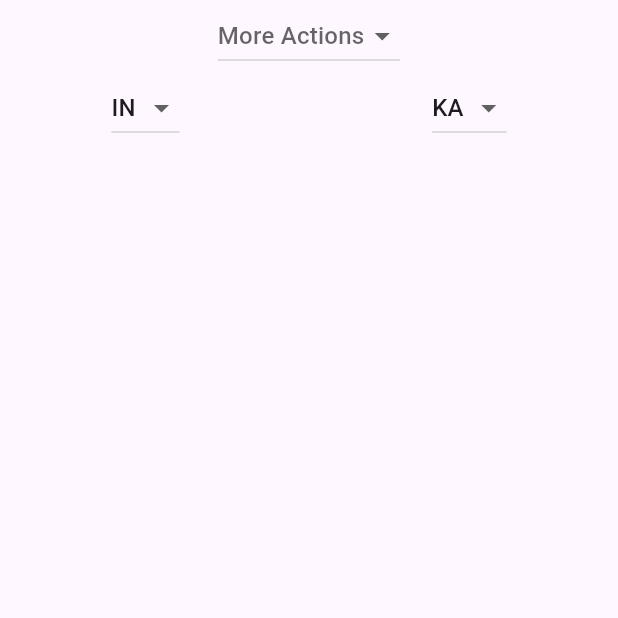
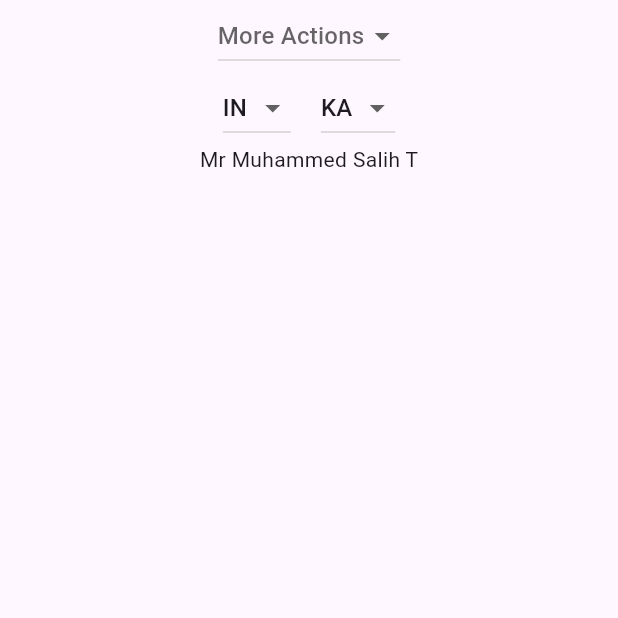
Before and after one commit to muhammedSalihT/trippldee, a Flutter app: the screen it shows after launch, on a phone screen of 412 x 824 dp, the top half of it. Run offline on Flutter 3.47's test engine with Material 3 defaults, Android fonts, the phone set to English and light mode, and no system bars.

Commit message:
task 3 completed

```diff
--- a/lib/src/screens/view/tasks_view.dart
+++ b/lib/src/screens/view/tasks_view.dart
@@ -1,4 +1,5 @@
 import 'package:flutter/material.dart';
+import 'package:trippldee_task/src/screens/widgets/display_name_widget.dart';
 import 'package:trippldee_task/src/screens/widgets/custom_dropdown_widget.dart';
 import 'package:trippldee_task/src/screens/widgets/custom_country_state_dropdown_widget.dart';
 
@@ -15,7 +16,13 @@ class TasksView extends StatelessWidget {
               mainAxisAlignment: MainAxisAlignment.center,
               children: [
                 CustomDropdownWidget(),
-                CustomCuntryStateDropDownWidget()
+                CustomCuntryStateDropDownWidget(),
+                DisplayName(
+                  firstName: "Muhammed",
+                  secondName: "Salih",
+                  prefix: "Mr",
+                  suffix: "T",
+                ),
               ],
             ),
           ),
--- a/lib/src/screens/widgets/custom_country_state_dropdown_widget.dart
+++ b/lib/src/screens/widgets/custom_country_state_dropdown_widget.dart
@@ -16,7 +16,7 @@ class CustomCuntryStateDropDownWidgetState
   Widget build(BuildContext context) {
     return Consumer<TasksProvider>(builder: (context, taskProvider, _) {
       return Row(
-        mainAxisAlignment: MainAxisAlignment.spaceEvenly,
+        mainAxisAlignment: MainAxisAlignment.center,
         children: [
           DropdownButton<String>(
             value: taskProvider.currentSelectedCountry,
--- /dev/null
+++ b/lib/src/screens/widgets/display_name_widget.dart
@@ -0,0 +1,23 @@
+import 'package:flutter/material.dart';
+
+class DisplayName extends StatelessWidget {
+  final String firstName;
+  final String secondName;
+  final String prefix;
+  final String suffix;
+
+  const DisplayName({
+    super.key,
+    required this.firstName,
+    required this.secondName,
+    this.prefix = '',
+    this.suffix = '',
+  });
+
+  @override
+  Widget build(BuildContext context) {
+    return Text(
+      '$prefix $firstName $secondName $suffix',
+    );
+  }
+}
```
